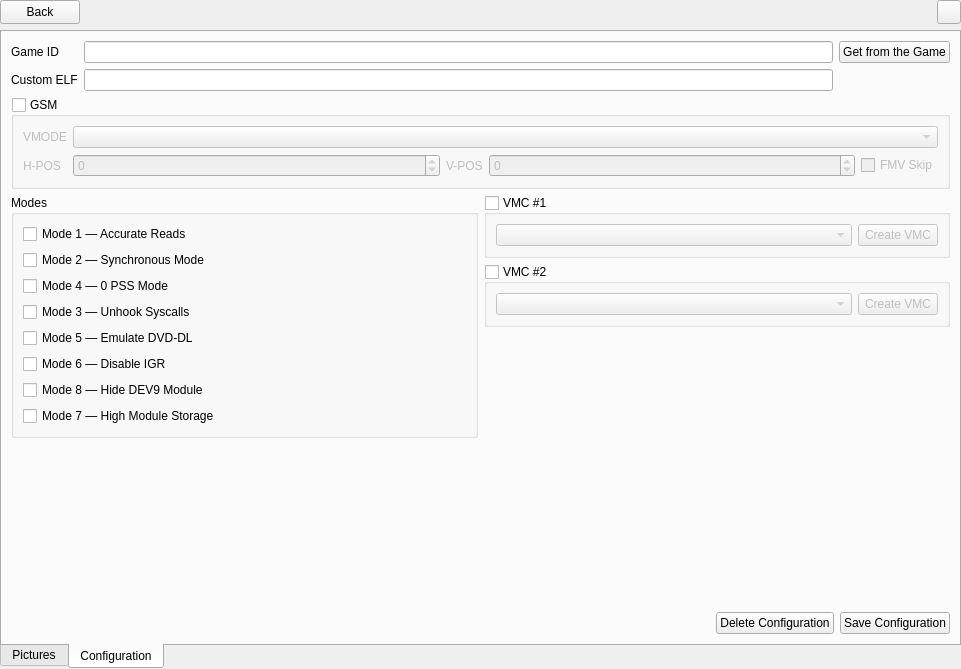
Qt form src/OplPcTools/UI/GameDetailsActivity.ui (brainstream/OPL-PC-Tools) before a commit.
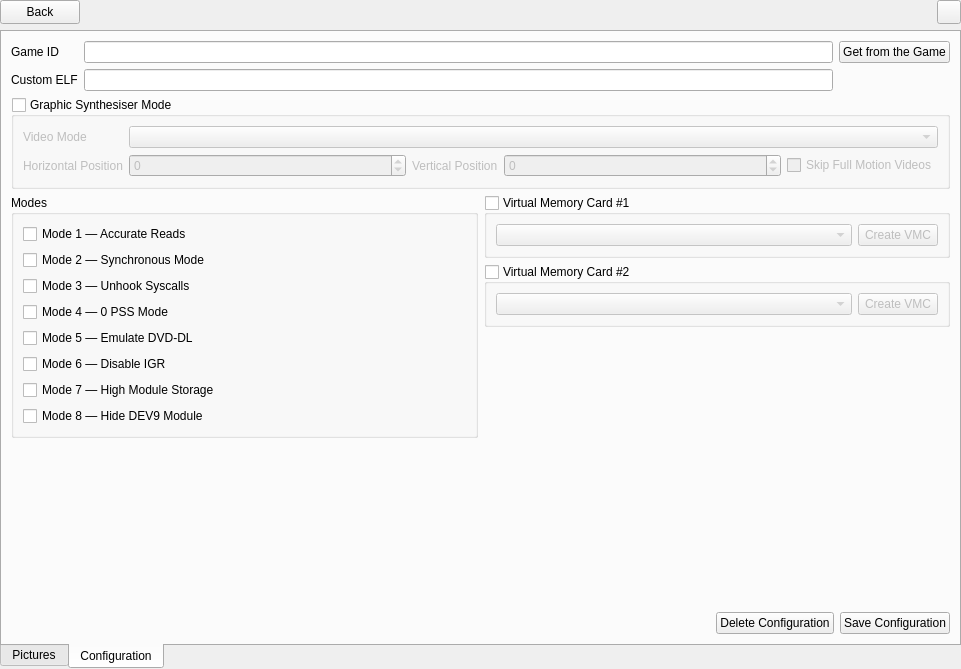
The same form after that commit. The open tabs and pages were chosen to show the change. Icons and pictures are not drawn. Custom widgets are drawn as their Qt base class.

Diff of the .ui file:
```diff
--- a/src/OplPcTools/UI/GameDetailsActivity.ui
+++ b/src/OplPcTools/UI/GameDetailsActivity.ui
@@ -196,7 +196,7 @@
           </sizepolicy>
          </property>
          <property name="title">
-          <string>GSM</string>
+          <string>Graphic Synthesiser Mode</string>
          </property>
          <property name="checkable">
           <bool>true</bool>
@@ -214,7 +214,7 @@
              </sizepolicy>
             </property>
             <property name="text">
-             <string>VMODE</string>
+             <string>Video Mode</string>
             </property>
            </widget>
           </item>
@@ -227,7 +227,7 @@
              </sizepolicy>
             </property>
             <property name="text">
-             <string>H-POS</string>
+             <string>Horizontal Position</string>
             </property>
            </widget>
           </item>
@@ -259,7 +259,7 @@
              </sizepolicy>
             </property>
             <property name="text">
-             <string>V-POS</string>
+             <string>Vertical Position</string>
             </property>
            </widget>
           </item>
@@ -291,7 +291,7 @@
              </sizepolicy>
             </property>
             <property name="text">
-             <string>FMV Skip</string>
+             <string>Skip Full Motion Videos</string>
             </property>
            </widget>
           </item>
@@ -330,13 +330,6 @@
               </property>
              </widget>
             </item>
-            <item>
-             <widget class="QCheckBox" name="checkBox_4">
-              <property name="text">
-               <string>Mode 4 ― 0 PSS Mode</string>
-              </property>
-             </widget>
-            </item>
             <item>
              <widget class="QCheckBox" name="checkBox_3">
               <property name="text">
@@ -344,6 +337,13 @@
               </property>
              </widget>
             </item>
+            <item>
+             <widget class="QCheckBox" name="checkBox_4">
+              <property name="text">
+               <string>Mode 4 ― 0 PSS Mode</string>
+              </property>
+             </widget>
+            </item>
             <item>
              <widget class="QCheckBox" name="checkBox_5">
               <property name="text">
@@ -358,13 +358,6 @@
               </property>
              </widget>
             </item>
-            <item>
-             <widget class="QCheckBox" name="checkBox_8">
-              <property name="text">
-               <string>Mode 8 ― Hide DEV9 Module</string>
-              </property>
-             </widget>
-            </item>
             <item>
              <widget class="QCheckBox" name="checkBox_7">
               <property name="text">
@@ -372,6 +365,13 @@
               </property>
              </widget>
             </item>
+            <item>
+             <widget class="QCheckBox" name="checkBox_8">
+              <property name="text">
+               <string>Mode 8 ― Hide DEV9 Module</string>
+              </property>
+             </widget>
+            </item>
            </layout>
           </widget>
          </item>
@@ -380,7 +380,7 @@
            <item>
             <widget class="QGroupBox" name="groupBox_4">
              <property name="title">
-              <string>VMC #1</string>
+              <string>Virtual Memory Card #1</string>
              </property>
              <property name="checkable">
               <bool>true</bool>
@@ -422,7 +422,7 @@
            <item>
             <widget class="QGroupBox" name="groupBox_2">
              <property name="title">
-              <string>VMC #2</string>
+              <string>Virtual Memory Card #2</string>
              </property>
              <property name="checkable">
               <bool>true</bool>
```
Left out of the diff: 8 changed lines with no effect on the pictures.
